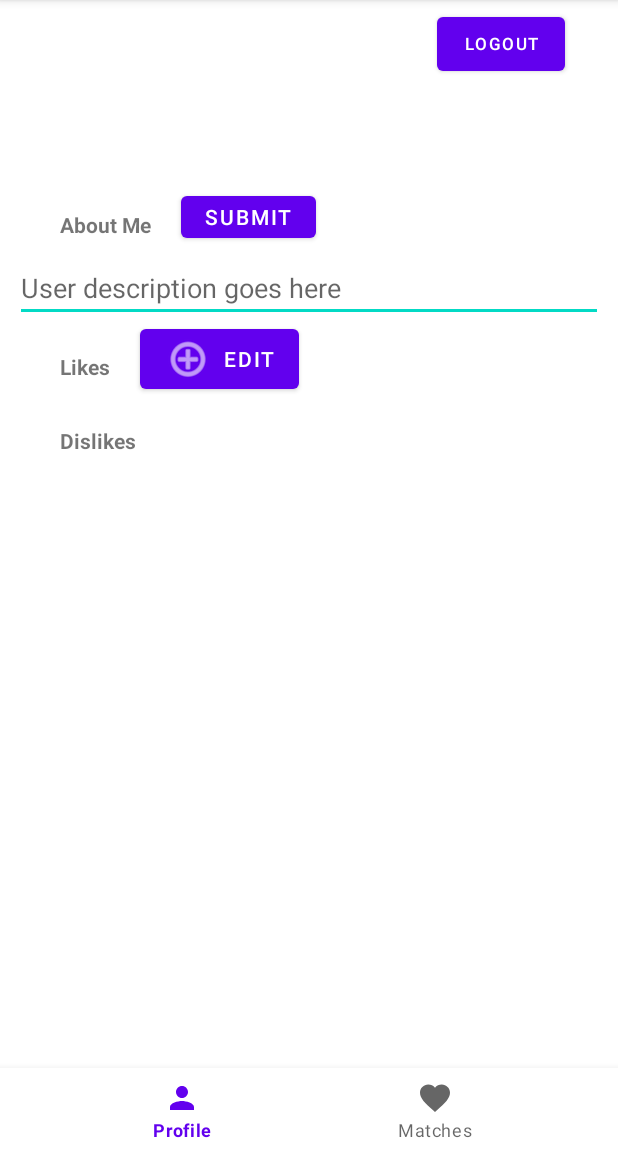
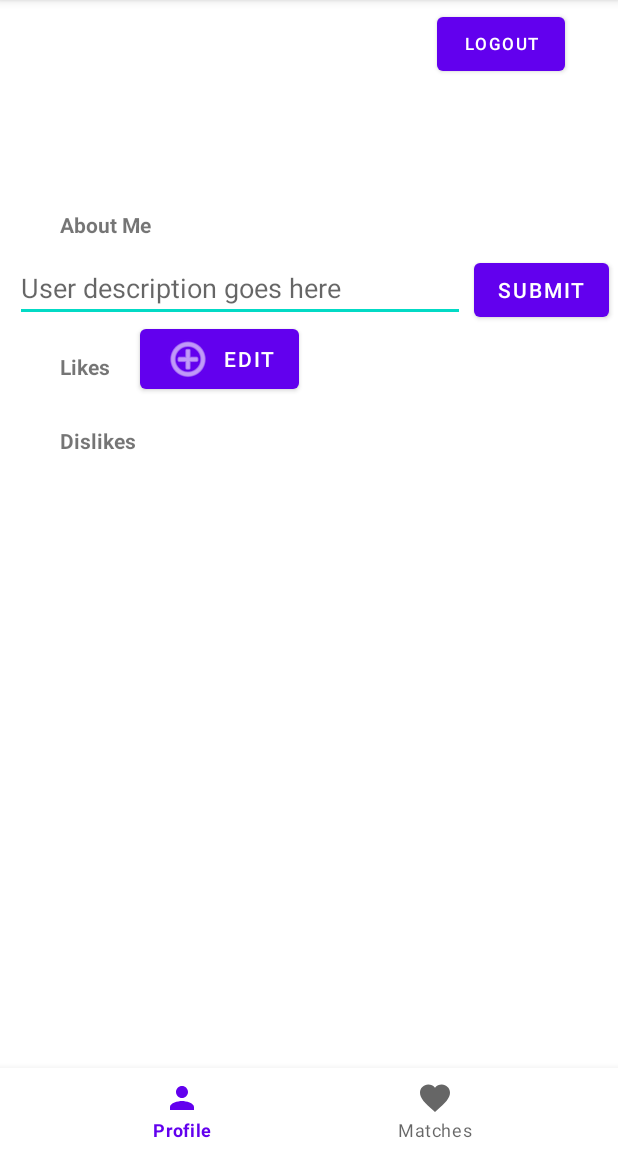
Before and after one commit to Taylor-Girard/ComicConvo, an Android app: the ProfileFragment screen opened directly, with no data from a screen before it, on a phone screen of 412 x 824 dp, the part 84-1236 px from its top. Run offline under Robolectric (Android 15) with nearby library versions, the phone set to English and light mode, and no system bars; libraries missing offline, so code that uses them is left out: com.parse; pictures from the network do not load; 3 statements that could not run were skipped.

```diff
--- a/app/src/main/res/layout/fragment_profile.xml
+++ b/app/src/main/res/layout/fragment_profile.xml
@@ -29,7 +29,7 @@
 
     <EditText
         android:id="@+id/etAboutMe"
-        android:layout_width="match_parent"
+        android:layout_width="300dp"
         android:layout_height="wrap_content"
         android:layout_margin="10dp"
         android:hint="User description goes here"
@@ -102,11 +102,11 @@
     <Button
         android:id="@+id/btnAboutMe"
         android:layout_width="wrap_content"
-        android:layout_height="40dp"
-        android:layout_marginStart="20dp"
+        android:layout_height="48dp"
+        android:layout_marginTop="10dp"
         android:text="@string/submit"
-        app:layout_constraintBottom_toTopOf="@+id/etAboutMe"
-        app:layout_constraintStart_toEndOf="@+id/tvAboutMe"
-        app:layout_constraintTop_toBottomOf="@+id/ivUserProfile" />
+        app:layout_constraintEnd_toEndOf="parent"
+        app:layout_constraintStart_toEndOf="@+id/etAboutMe"
+        app:layout_constraintTop_toBottomOf="@+id/tvAboutMe" />
 
 </androidx.constraintlayout.widget.ConstraintLayout>
```
Also changed, not shown: app/src/main/res/layout/item_comic.xml (added, +30 -0 lines).
